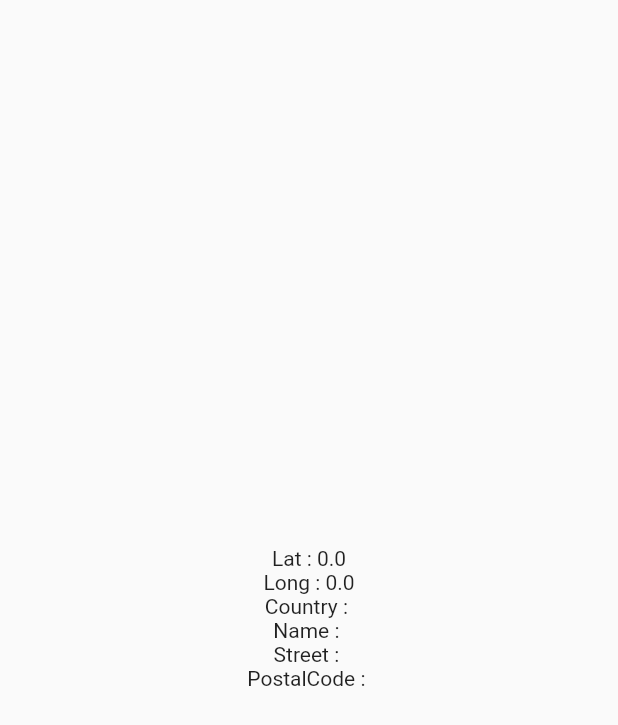
After one commit to aliefhafids/Satpam_Flutter, a Flutter app: the LocationScreen screen opened directly, on a phone screen of 412 x 824 dp. The commit adds this screen. Shown: the top 725 px of the screen. Run offline on Flutter 3.47's test engine with Material 2 defaults, Android fonts, the phone set to English and light mode, and no system bars; our stand-ins replace cloud_firestore, firebase_auth, firebase_core, geocoding, google_fonts, location; missing offline and left inert: flutter_barcode_scanner; accounts and stored records are empty.

Commit message:
Kode Program - Location

```diff
--- /dev/null
+++ b/lib/ui/screens/location_screen.dart
@@ -0,0 +1,60 @@
+import 'package:flutter/material.dart';
+import 'package:geocoding/geocoding.dart';
+import '../services/location_services.dart';
+
+class LocationScreen extends StatefulWidget {
+  const LocationScreen({Key? key}) : super(key: key);
+
+  @override
+  _LocationScreenState createState() => _LocationScreenState();
+}
+
+class _LocationScreenState extends State<LocationScreen> {
+  String country = '';
+  String name = '';
+  String street = '';
+  String postalCode = '';
+
+  @override
+  void initState() {
+    super.initState();
+
+    getLocation();
+  }
+
+  Future<void> getLocation() async {
+    List<Placemark> placemark =
+        await placemarkFromCoordinates(SatpamLocation.lat, SatpamLocation.long);
+
+    print(placemark[0].country);
+    print(placemark[0].name);
+    print(placemark[0].street);
+    print(placemark[0].postalCode);
+
+    setState(() {
+      country = placemark[0].country!;
+      name = placemark[0].name!;
+      street = placemark[0].street!;
+      postalCode = placemark[0].postalCode!;
+    });
+  }
+
+  @override
+  Widget build(BuildContext context) {
+    return Scaffold(
+      body: Center(
+        child: Column(
+          mainAxisAlignment: MainAxisAlignment.center,
+          children: [
+            Text("Lat : " + "${SatpamLocation.lat}"),
+            Text("Long : " + "${SatpamLocation.long}"),
+            Text("Country : " + "$country"),
+            Text("Name : " + "$name"),
+            Text("Street : " + "$street"),
+            Text("PostalCode : " + "$postalCode"),
+          ],
+        ),
+      ),
+    );
+  }
+}
--- /dev/null
+++ b/lib/ui/services/location_services.dart
@@ -0,0 +1,4 @@
+class SatpamLocation {
+  static double lat = 0;
+  static double long = 0;
+}
--- a/pubspec.yaml
+++ b/pubspec.yaml
@@ -40,6 +40,8 @@ dependencies:
   provider: ^6.0.3
   firebase_core: ^1.17.1
   flutter_barcode_scanner: ^2.0.0
+  location: ^4.4.0
+  geocoding: ^2.0.4
 
 dev_dependencies:
   flutter_test:
```
Also changed, not shown: lib/ui/screens/check_screen.dart (+86 -1 lines), lib/ui/screens/splash_screen.dart (added, +67 -0 lines), pubspec.lock, 1 other file.
